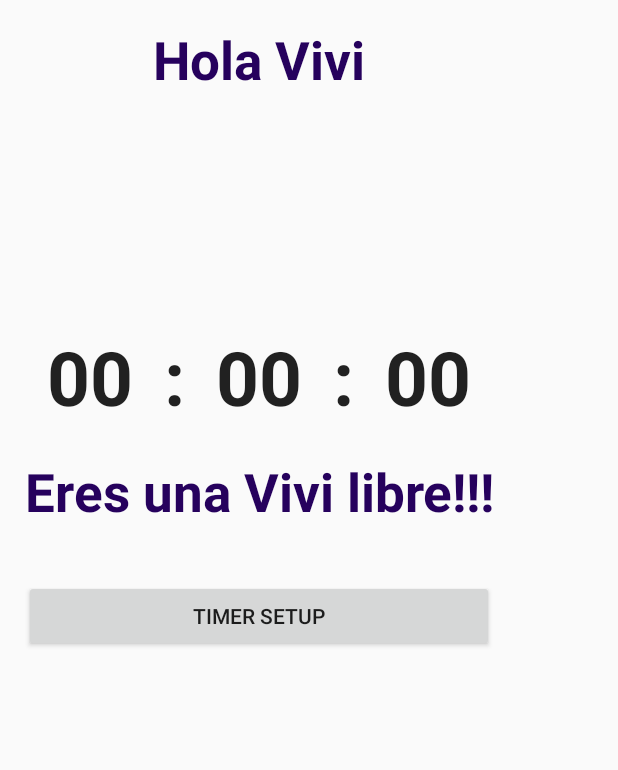
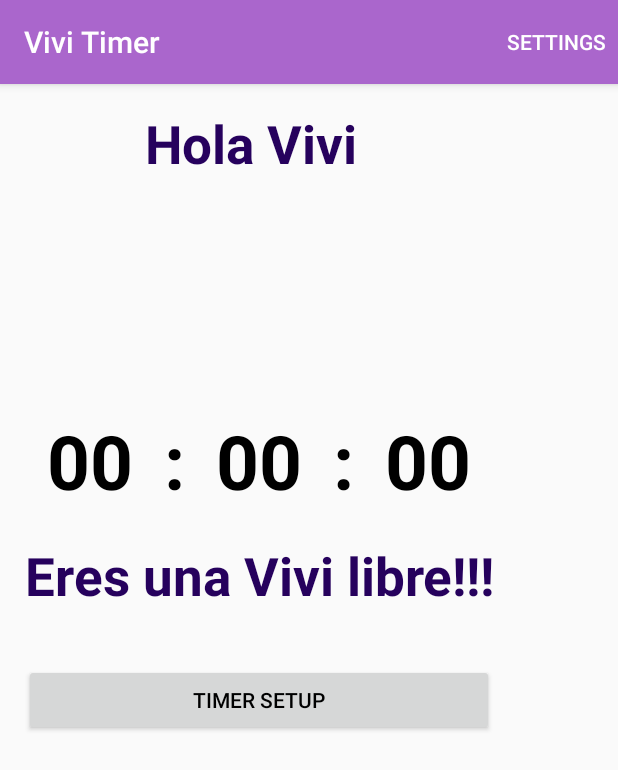
Before and after one commit to avalosrios/Timer, an Android app: the screen it shows after launch (MainActivity), on a phone screen of 412 x 824 dp. Shown: the top 770 px of the screen. Run offline under Robolectric (Android 15) with nearby library versions, the phone set to English and light mode, and no system bars.

Commit message:
Fixed navbar missing issue and colors
-Deployed a new version to customers
-Fixed navbar coloring issue
-Added random generation of messages

```diff
--- a/app/build.gradle
+++ b/app/build.gradle
@@ -8,8 +8,8 @@ android {
         applicationId "com.vivi.timer.timervivi"
         minSdkVersion 19
         targetSdkVersion 23
-        versionCode 5
-        versionName "1.0"
+        versionCode 7
+        versionName "1.1.1"
     }
     buildTypes {
         release {
--- a/app/src/main/java/com/vivi/timer/timervivi/MainActivity.java
+++ b/app/src/main/java/com/vivi/timer/timervivi/MainActivity.java
@@ -18,19 +18,21 @@ import java.util.Calendar;
 import java.util.GregorianCalendar;
 
 
-public class MainActivity extends Activity {
+public class MainActivity extends ActionBarActivity {
 
     private CountDownTimer countdowntimer;
-    private TextView hrsTxt, minTxt, secTxt, runningTxt, stopTxt;
+    private TextView header, hrsTxt, minTxt, secTxt, runningTxt, stopTxt;
     private long milisecondsFuture;
     private Button timerSetupButton;
     private boolean setup_done;
     private SharedPreferences mPrefs;
     private GregorianCalendar future_date;
+    private RandomMessages headerMessages;
 
     @Override
     protected void onCreate(Bundle savedInstanceState) {
 
+        this.headerMessages = new RandomMessages();
         mPrefs = getSharedPreferences("ViviTimer.prefs", Context.MODE_PRIVATE);
         Log.i(this.getLocalClassName(), "prefs " + this.mPrefs);
         this.setMilisecondsFuture();
@@ -42,6 +44,7 @@ public class MainActivity extends Activity {
         hrsTxt = (TextView) findViewById(R.id.hoursText);
         minTxt = (TextView) findViewById(R.id.minutesText);
         secTxt = (TextView) findViewById(R.id.secondsText);
+        header = (TextView) findViewById(R.id.header);
 
         runningTxt = (TextView) findViewById(R.id.runningText);
         stopTxt = (TextView) findViewById(R.id.stopText);
@@ -129,6 +132,21 @@ public class MainActivity extends Activity {
         return super.onOptionsItemSelected(item);
     }
 
+    @Override
+    public void onResume() {
+        super.onResume();  // Always call the superclass method first
+        // display random "meloso" message
+        this.displayMessage();
+    }
+
+
+    private void displayMessage(){
+        // only when timer is set
+        if(setup_done){
+            this.header.setText(this.headerMessages.pickOne());
+        }
+    }
+
     protected void onPause(){
         super.onPause();
     }
@@ -185,6 +203,7 @@ public class MainActivity extends Activity {
                 timerSetupButton.setVisibility(View.VISIBLE);
                 runningTxt.setVisibility(View.INVISIBLE);
                 stopTxt.setVisibility(View.VISIBLE);
+                header.setText(R.string.hello_world);
                 // Clar all shared preferences
                 mPrefs.edit().clear().commit();
             }
--- /dev/null
+++ b/app/src/main/java/com/vivi/timer/timervivi/RandomMessages.java
@@ -0,0 +1,28 @@
+package com.vivi.timer.timervivi;
+
+import java.util.Random;
+
+/**
+ * Created by oavalos on 1/14/16.
+ */
+public class RandomMessages {
+
+    private String [] messages;
+    private Random random;
+
+    public RandomMessages(){
+        this(new String[]{"Te quiero","Vivi te falta poquito",
+                "Besitos :-* \t :-*", "Hola Terroncito :-D", "Give it to me baby!",
+                "Te llevo en el <3", "Trabaja o te doy mas besos :-*"});
+    }
+
+    public RandomMessages(String [] messages){
+        this.messages = messages;
+        this.random = new Random();
+    }
+
+    public String pickOne(){
+        int randPos = this.random.nextInt(this.messages.length);
+        return this.messages[randPos];
+    }
+}
--- a/app/src/main/res/layout/activity_main.xml
+++ b/app/src/main/res/layout/activity_main.xml
@@ -11,7 +11,7 @@
 
         <TextView android:text="@string/hello_world" android:layout_width="wrap_content"
             android:layout_height="wrap_content"
-            android:id="@+id/textView"
+            android:id="@+id/header"
             android:layout_alignParentTop="true"
             android:layout_centerHorizontal="true"
             android:layout_gravity="center_horizontal"
@@ -20,7 +20,10 @@
             android:textSize="35dp"
             android:typeface="normal"
             android:textStyle="bold"
-            android:gravity="center|center_vertical|center_horizontal" />
+            android:gravity="center|center_vertical|center_horizontal"
+            android:autoText="true"
+            android:elegantTextHeight="true"
+            android:paddingRight="10dp" />
     </TableRow>
 
     <TableRow
--- a/app/src/main/res/menu/menu_main.xml
+++ b/app/src/main/res/menu/menu_main.xml
@@ -1,6 +1,7 @@
 <menu xmlns:android="http://schemas.android.com/apk/res/android"
     xmlns:app="http://schemas.android.com/apk/res-auto"
-    xmlns:tools="http://schemas.android.com/tools" tools:context=".MainActivity">
+    xmlns:tools="http://schemas.android.com/tools"
+    tools:context="com.vivi.timer.timervivi.MainActivity">
     <item android:id="@+id/action_settings" android:title="@string/action_settings"
-        android:orderInCategory="100" app:showAsAction="never" />
+        android:orderInCategory="100" app:showAsAction="ifRoom|withText" />
 </menu>
--- a/app/src/main/res/values-v21/styles.xml
+++ b/app/src/main/res/values-v21/styles.xml
@@ -1,7 +1,7 @@
 <?xml version="1.0" encoding="utf-8"?>
 <resources>
 
-        <style name="AppTheme" parent="Theme.AppCompat.Light">
+        <style name="AppTheme" parent="Theme.AppCompat.Light.DarkActionBar">
                 <!-- Default Theme -->
                 <item name="colorPrimary">@android:color/holo_purple</item>
                 <item name="colorAccent">@color/vivi_color</item>
@@ -10,10 +10,11 @@
                 <item name="android:navigationBarColor">@android:color/holo_purple</item>
                 <item name="android:statusBarColor">@android:color/holo_purple</item>
                 <item name="colorPrimaryDark">@color/vivi_color</item>
-                <item name="android:textColorPrimary">@color/primary_text_default_material_light</item>
+                <item name="android:textColorPrimary">@android:color/primary_text_light</item>
                 <item name="android:textColorPrimaryInverse">@color/background_material_dark</item>
                 <item name="android:textColorSecondaryInverse">@color/ic_bear_launcher</item>
                 <item name="android:windowBackground">@color/background_material_light</item>
                 <item name="android:textColorSecondary">@color/material_grey_600</item>
+                <item name="android:actionBarStyle">@style/AppTheme.ActionBarStyle</item>
         </style>
 </resources>
--- a/app/src/main/res/values-w820dp/dimens.xml
+++ /dev/null
@@ -1,6 +0,0 @@
-<resources>
-    <!-- Example customization of dimensions originally defined in res/values/dimens.xml
-         (such as screen margins) for screens with more than 820dp of available width. This
-         would include 7" and 10" devices in landscape (~960dp and ~1280dp respectively). -->
-    <dimen name="activity_horizontal_margin">64dp</dimen>
-</resources>
--- a/app/src/main/res/values/styles.xml
+++ b/app/src/main/res/values/styles.xml
@@ -1,19 +1,27 @@
 <resources>
 
     <!-- Base application theme. -->
-    <style name="AppTheme" parent="Theme.AppCompat.Light">
+    <style name="AppTheme" parent="Theme.AppCompat.Light.DarkActionBar">
         <!-- Default Theme -->
         <item name="colorPrimary">@android:color/holo_purple</item>
         <item name="colorAccent">@color/vivi_color</item>
         <item name="android:colorBackground">@color/primary_material_light</item>
         <item name="android:colorForeground">@color/vivi_color</item>
         <item name="colorPrimaryDark">@color/vivi_color</item>
-        <item name="android:textColorPrimary">@color/primary_text_default_material_light</item>
+        <item name="android:textColorPrimary">@android:color/primary_text_light</item>
         <item name="android:textColorPrimaryInverse">@color/background_material_dark</item>
         <item name="android:textColorSecondaryInverse">@color/ic_bear_launcher</item>
         <item name="android:windowBackground">@color/background_material_light</item>
         <item name="android:textColorSecondary">@color/material_grey_600</item>
+        <item name="android:actionBarStyle">@style/AppTheme.ActionBarStyle</item>
     </style>
 
+    <style name="AppTheme.ActionBarStyle" parent="@style/Widget.AppCompat.ActionBar.Solid">
+        <item name="android:titleTextStyle">@style/AppTheme.ActionBarStyle.TextStyle</item>
+    </style>
+
+    <style name="AppTheme.ActionBarStyle.TextStyle" parent="@style/TextAppearance.AppCompat.Widget.ActionBar.Title">
+        <item name="android:textColor">#FFFFFF</item>
+    </style>
 
 </resources>
```
Also changed, not shown: 1 other file.
